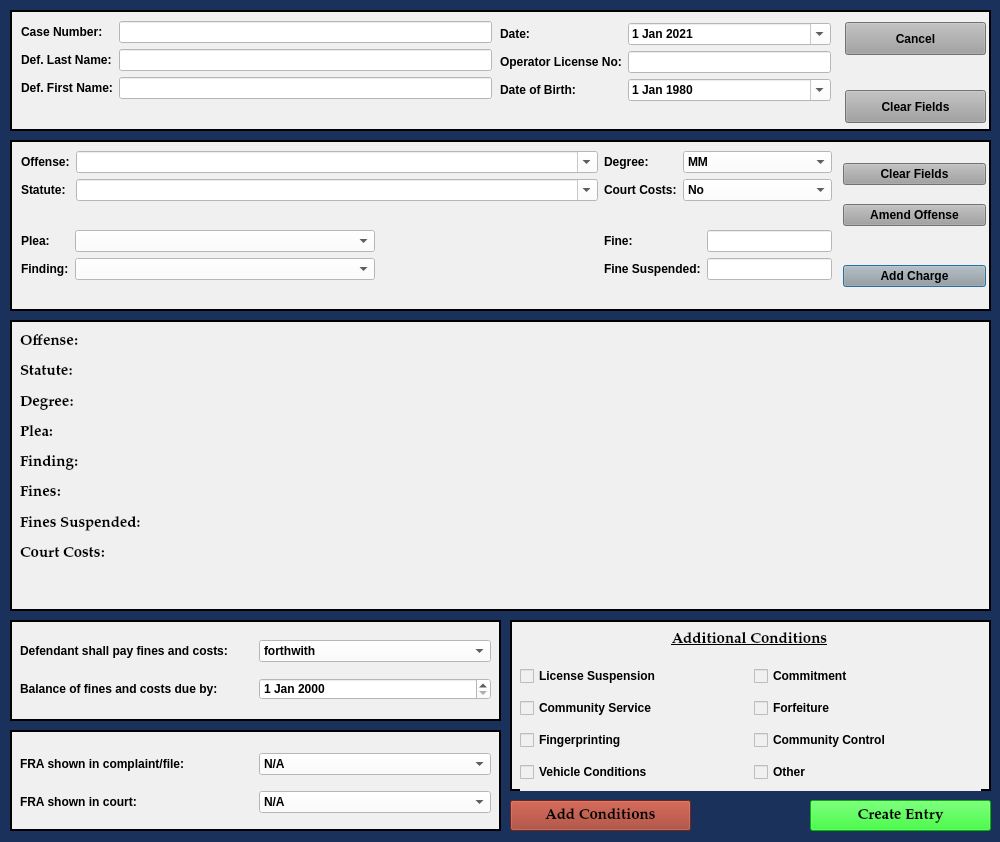
First picture: the form in resources/ui/MinorMisdemeanorDialog.ui, repository HunterProgram22/MuniEntry, before the edit.
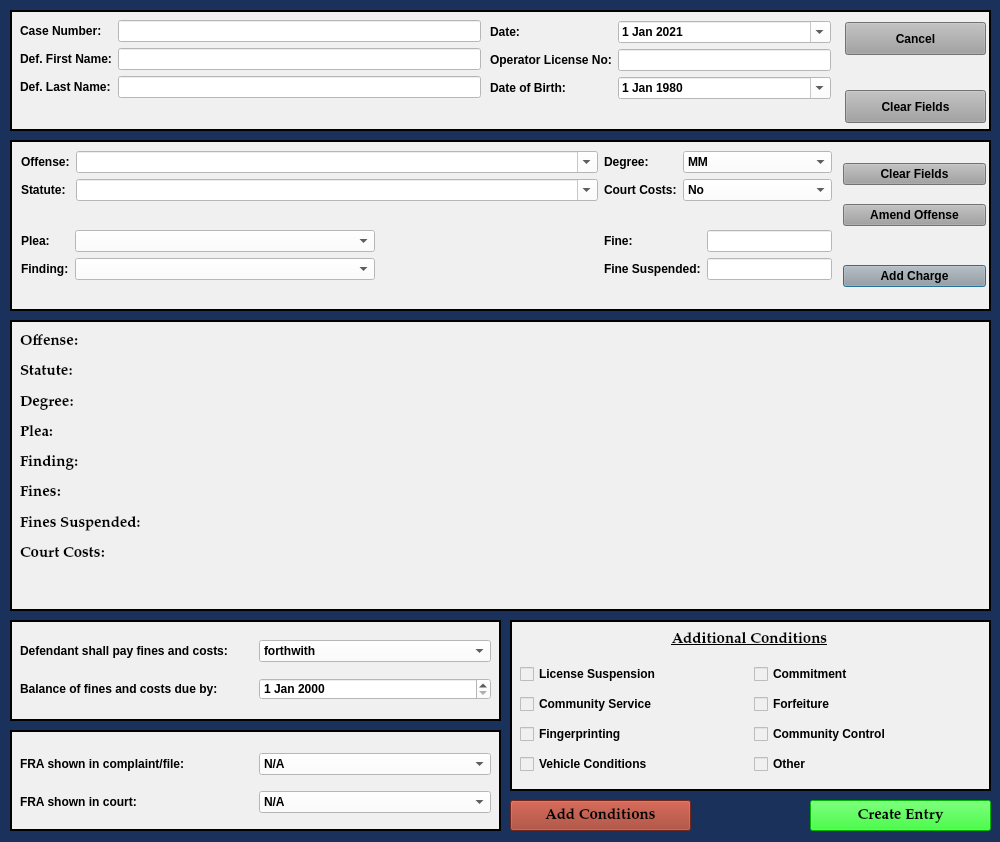
Second picture: the form after the edit.

Commit message: Continued refactoring minor_misdemanor and added FRA functionality.

```diff
--- a/resources/ui/MinorMisdemeanorDialog.ui
+++ b/resources/ui/MinorMisdemeanorDialog.ui
@@ -771,75 +771,6 @@
      <string>Clear Fields</string>
     </property>
    </widget>
-   <widget class="QWidget" name="layoutWidget">
-    <property name="geometry">
-     <rect>
-      <x>11</x>
-      <y>11</y>
-      <width>471</width>
-      <height>104</height>
-     </rect>
-    </property>
-    <layout class="QFormLayout" name="formLayout_3">
-     <item row="0" column="0">
-      <widget class="QLabel" name="label_3">
-       <property name="text">
-        <string>Case Number:</string>
-       </property>
-      </widget>
-     </item>
-     <item row="2" column="0">
-      <widget class="QLabel" name="label_2">
-       <property name="text">
-        <string>Def. First Name:</string>
-       </property>
-      </widget>
-     </item>
-     <item row="2" column="1">
-      <widget class="QLineEdit" name="defendant_first_name_lineEdit">
-       <property name="maximumSize">
-        <size>
-         <width>500</width>
-         <height>16777215</height>
-        </size>
-       </property>
-       <property name="styleSheet">
-        <string notr="true">background-color: rgb(255, 255, 255);</string>
-       </property>
-      </widget>
-     </item>
-     <item row="1" column="0">
-      <widget class="QLabel" name="label">
-       <property name="text">
-        <string>Def. Last Name:</string>
-       </property>
-      </widget>
-     </item>
-     <item row="0" column="1">
-      <widget class="QLineEdit" name="case_number_lineEdit">
-       <property name="maximumSize">
-        <size>
-         <width>500</width>
-         <height>16777215</height>
-        </size>
-       </property>
-       <property name="styleSheet">
-        <string notr="true">background-color: rgb(255, 255, 255);</string>
-       </property>
-      </widget>
-     </item>
-     <item row="1" column="1">
-      <widget class="QLineEdit" name="defendant_last_name_lineEdit">
-       <property name="enabled">
-        <bool>true</bool>
-       </property>
-       <property name="styleSheet">
-        <string notr="true">background-color: rgb(255, 255, 255);</string>
-       </property>
-      </widget>
-     </item>
-    </layout>
-   </widget>
    <widget class="QPushButton" name="cancelButton">
     <property name="geometry">
      <rect>
@@ -862,9 +793,9 @@
    <widget class="QWidget" name="layoutWidget">
     <property name="geometry">
      <rect>
-      <x>490</x>
-      <y>13</y>
-      <width>331</width>
+      <x>480</x>
+      <y>11</y>
+      <width>341</width>
       <height>100</height>
      </rect>
     </property>
@@ -958,6 +889,75 @@
      </item>
     </layout>
    </widget>
+   <widget class="QWidget" name="">
+    <property name="geometry">
+     <rect>
+      <x>10</x>
+      <y>10</y>
+      <width>461</width>
+      <height>101</height>
+     </rect>
+    </property>
+    <layout class="QFormLayout" name="formLayout_3">
+     <item row="0" column="0">
+      <widget class="QLabel" name="label_3">
+       <property name="text">
+        <string>Case Number:</string>
+       </property>
+      </widget>
+     </item>
+     <item row="0" column="1">
+      <widget class="QLineEdit" name="case_number_lineEdit">
+       <property name="maximumSize">
+        <size>
+         <width>500</width>
+         <height>16777215</height>
+        </size>
+       </property>
+       <property name="styleSheet">
+        <string notr="true">background-color: rgb(255, 255, 255);</string>
+       </property>
+      </widget>
+     </item>
+     <item row="1" column="0">
+      <widget class="QLabel" name="label">
+       <property name="text">
+        <string>Def. First Name:</string>
+       </property>
+      </widget>
+     </item>
+     <item row="1" column="1">
+      <widget class="QLineEdit" name="defendant_first_name_lineEdit">
+       <property name="maximumSize">
+        <size>
+         <width>500</width>
+         <height>16777215</height>
+        </size>
+       </property>
+       <property name="styleSheet">
+        <string notr="true">background-color: rgb(255, 255, 255);</string>
+       </property>
+      </widget>
+     </item>
+     <item row="2" column="0">
+      <widget class="QLabel" name="label_2">
+       <property name="text">
+        <string>Def. Last Name:</string>
+       </property>
+      </widget>
+     </item>
+     <item row="2" column="1">
+      <widget class="QLineEdit" name="defendant_last_name_lineEdit">
+       <property name="enabled">
+        <bool>true</bool>
+       </property>
+       <property name="styleSheet">
+        <string notr="true">background-color: rgb(255, 255, 255);</string>
+       </property>
+      </widget>
+     </item>
+    </layout>
+   </widget>
   </widget>
   <widget class="QFrame" name="frame_4">
    <property name="geometry">
@@ -1205,7 +1205,7 @@
       <x>10</x>
       <y>40</y>
       <width>461</width>
-      <height>132</height>
+      <height>121</height>
      </rect>
     </property>
     <layout class="QGridLayout" name="gridLayout_5">
```
Left out of the diff: 128 changed lines with no effect on the pictures. The commit also changes 9 other files.
